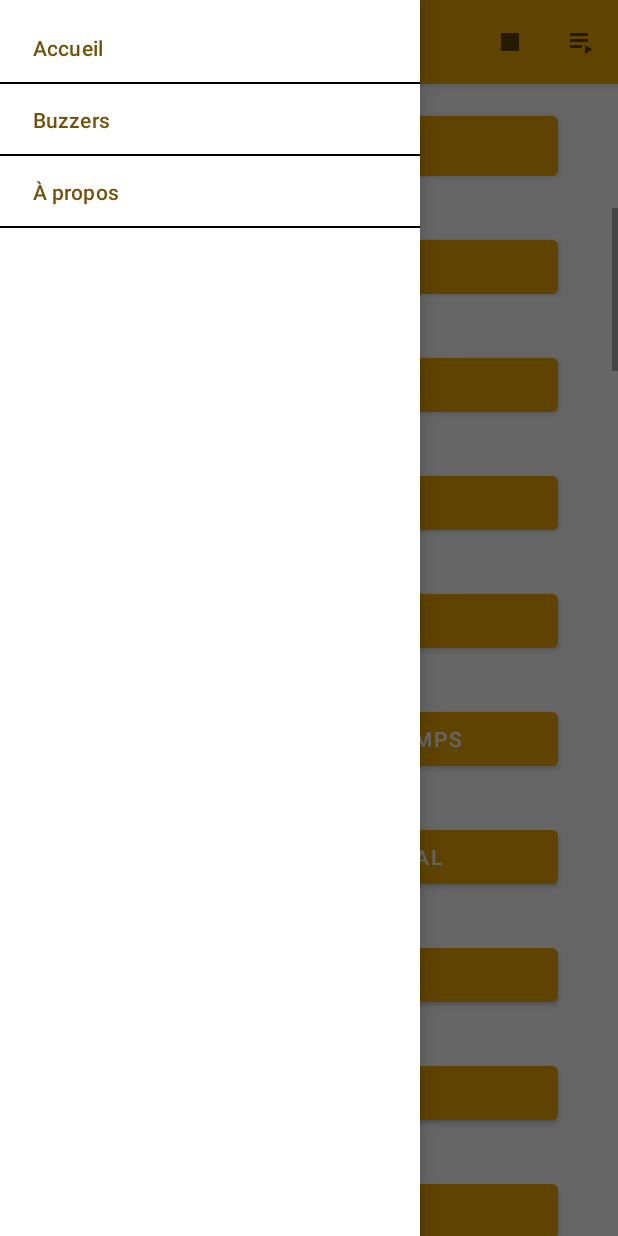
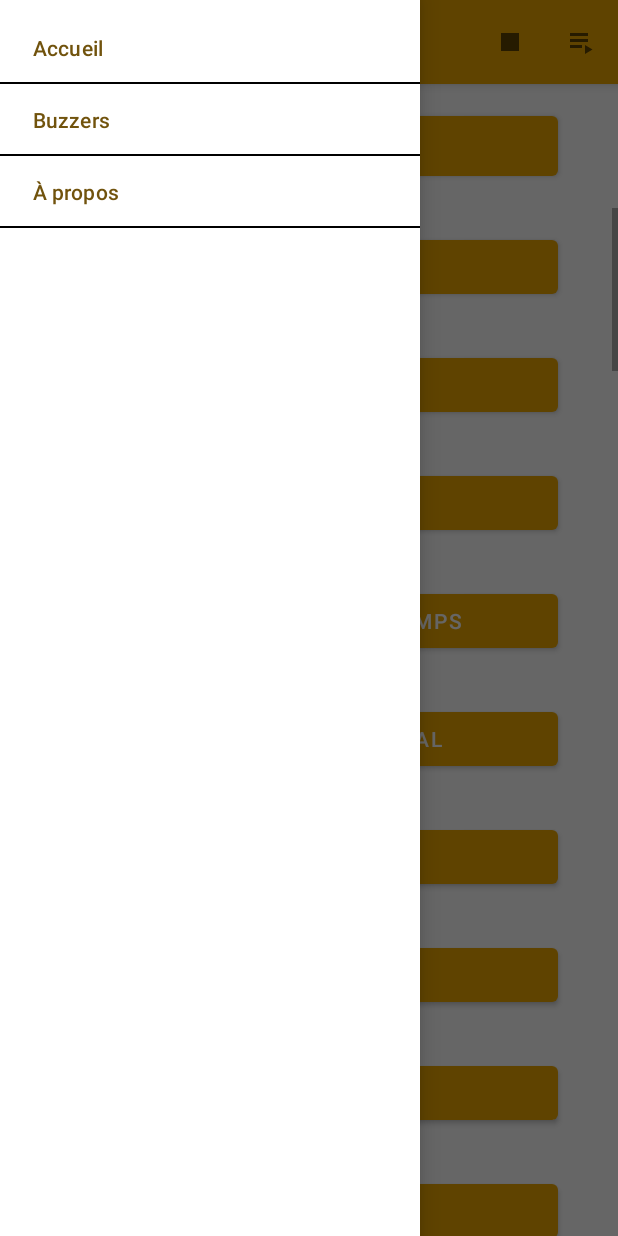
Before and after one commit to TGLuis/Youpidapp, an Android app: the screen it shows after launch (MainActivity), with the side drawer open, on a phone screen of 412 x 824 dp. Run offline under Robolectric (Android 15) with nearby library versions, the light colour scheme and no system bars; pictures from the network do not load; 3 statements that could not run were skipped.

Commit message:
Use a SortedList to hold the items: this will ease the addition of sounds
Plus misc cleanup

```diff
--- a/app/src/main/java/adapter/SoundAdapter.kt
+++ b/app/src/main/java/adapter/SoundAdapter.kt
@@ -1,23 +1,44 @@
 package adapter
 
-import android.util.Log
 import android.view.LayoutInflater
 import android.view.View
 import android.view.ViewGroup
 import android.widget.Button
 import androidx.recyclerview.widget.RecyclerView
+import androidx.recyclerview.widget.SortedList
+import androidx.recyclerview.widget.SortedListAdapterCallback
 import data.Sound
 import lufra.youpidapp.R
-// Import used when using data binding
-//import lufra.youpidapp.databinding.SoundButtonBinding
 
-class SoundAdapter(_SoundsList: List<Sound>, private val soundClickedListener: SoundClickedListener): RecyclerView.Adapter<SoundAdapter.SoundViewHolder>() {
+class SoundAdapter(_soundsList: List<Sound>, private val soundClickedListener: SoundClickedListener): RecyclerView.Adapter<SoundAdapter.SoundViewHolder>() {
 
-    companion object {
-        const val TAG = "Youpidapp::SoundAdapter"
+    private var mComparator: Comparator<Sound> = Comparator { o1, o2 ->
+        /**
+         * If any of the sound has a negative or zero id, then compare using the id: they are compared in inverse order
+         * (i.e., id -2 > id -1). If both have a positive id, then compare using the name.
+         */
+        val s1 = o1!!
+        val s2 = o2!!
+        if (s1.id <= 0 || s2.id <= 0)
+            s2.id - s1.id
+        else
+            s1.name.compareTo(s2.name)
     }
+    private val mSortedList = SortedList(Sound::class.java, object: SortedListAdapterCallback<Sound>(this) {
+        override fun compare(o1: Sound?, o2: Sound?): Int {
+            return mComparator.compare(o1, o2)
+        }
 
-    private val soundsList: MutableList<Sound> = _SoundsList.toMutableList()
+        override fun areContentsTheSame(oldItem: Sound?, newItem: Sound?): Boolean {
+            return oldItem == newItem
+        }
+
+        override fun areItemsTheSame(item1: Sound?, item2: Sound?): Boolean {
+            return item1 === item2
+        }
+    }).apply {
+        addAll(_soundsList)
+    }
     private val activeViewHolderForSound = HashMap<Sound, SoundViewHolder>()
 
     interface SoundClickedListener {
@@ -32,12 +53,7 @@
     class SoundViewHolder(itemView: View, soundClickedListener: SoundClickedListener) : RecyclerView.ViewHolder(itemView) {
 
         val button: Button = itemView.findViewById(R.id.sound_button_id)
-        var sound: Sound? = null  // TODO replace by a call to the adapter, like the following; may fail because I don't know what is the correct position to use: adapter or layout
-        /*lateinit var adapter: SoundAdapter
-        val sound: Sound?
-            get() {
-                return adapter.soundsList[adapterPosition]
-            }*/
+        var sound: Sound? = null
         var cleanupAnimationListener: CleanupAnimationListener? = null
 
         init {
@@ -50,13 +66,11 @@
             this.sound = sound
             button.text = sound.displayText
             adapter.activeViewHolderForSound[sound] = this
-            Log.d(TAG, "VH $this bind called ")
         }
 
         fun unbind(adapter: SoundAdapter) {
             adapter.activeViewHolderForSound.remove(sound)
             cleanupAnimationListener?.onUnbind(this)
-            Log.d(TAG, "VH $this unbind called")
         }
     }
 
@@ -66,14 +80,12 @@
     }
 
     override fun onBindViewHolder(holder: SoundViewHolder, position: Int) {
-        holder.bind(soundsList[position], this)
-        Log.d(TAG, "VH bound $holder ${holder.button}")
+        holder.bind(mSortedList[position], this)
     }
 
     override fun onViewRecycled(holder: SoundViewHolder) {
         super.onViewRecycled(holder)
         holder.unbind(this)
-        Log.d(TAG, "VH recycled $holder")
     }
 
     fun getActiveViewHolder(sound: Sound): SoundViewHolder? {
@@ -81,6 +93,6 @@
     }
 
     override fun getItemCount(): Int {
-        return soundsList.size
+        return mSortedList.size()
     }
 }
--- a/app/src/main/java/fragments/MainFragment.kt
+++ b/app/src/main/java/fragments/MainFragment.kt
@@ -47,7 +47,7 @@
         viewColumnCount = resources.getInteger(R.integer.grid_column_count)
         viewLayoutManager = GridLayoutManager(view.context, viewColumnCount)
         viewAdapter = SoundAdapter(Sound.ALL_SOUNDS_STR.mapIndexed { index, s ->
-            Sound(index, s)
+            Sound(index+1, s)
         }, soundClickedListener)
         recyclerView = view.findViewById<RecyclerView>(R.id.sound_recyclerview).apply {
             layoutManager = viewLayoutManager
@@ -93,6 +93,5 @@
         animator.setTarget(view)
         animator.duration = duration
         animator.start()
-        Log.d(TAG, "$view, $animator")
     }
 }
```
